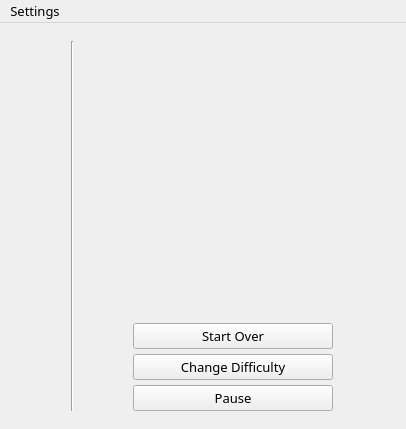
Above: mainwindow.ui from Mehran1383/Minesweeper before the change. Below: the same form after it.
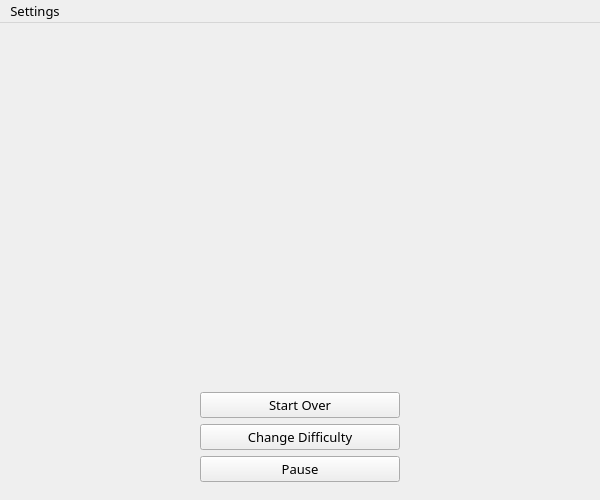
That is the form after the change.

Commit message: Add class squarebuttongrid

```diff
--- a/mainwindow.ui
+++ b/mainwindow.ui
@@ -6,14 +6,20 @@
    <rect>
     <x>0</x>
     <y>0</y>
-    <width>406</width>
-    <height>429</height>
+    <width>600</width>
+    <height>500</height>
    </rect>
   </property>
   <property name="minimumSize">
    <size>
-    <width>400</width>
-    <height>400</height>
+    <width>600</width>
+    <height>500</height>
+   </size>
+  </property>
+  <property name="maximumSize">
+   <size>
+    <width>600</width>
+    <height>500</height>
    </size>
   </property>
   <property name="baseSize">
@@ -193,30 +199,20 @@
       <widget class="QWidget" name="gamePage">
        <layout class="QVBoxLayout" name="verticalLayout_2">
         <item>
-         <layout class="QHBoxLayout" name="mainLayout">
-          <item>
-           <layout class="QGridLayout" name="buttonsLayout"/>
-          </item>
-          <item>
-           <widget class="Line" name="line">
-            <property name="orientation">
-             <enum>Qt::Vertical</enum>
+         <layout class="QGridLayout" name="buttonsLayout">
+          <item row="5" column="1">
+           <layout class="QVBoxLayout" name="verticalLayout_6">
+            <property name="sizeConstraint">
+             <enum>QLayout::SetMinimumSize</enum>
             </property>
-           </widget>
-          </item>
-          <item>
-           <layout class="QVBoxLayout" name="verticalLayout_5">
-            <property name="spacing">
-             <number>5</number>
+            <property name="leftMargin">
+             <number>0</number>
             </property>
             <item>
              <spacer name="verticalSpacer">
               <property name="orientation">
                <enum>Qt::Vertical</enum>
               </property>
-              <property name="sizeType">
-               <enum>QSizePolicy::MinimumExpanding</enum>
-              </property>
               <property name="sizeHint" stdset="0">
                <size>
                 <width>20</width>
@@ -324,7 +320,7 @@
     <rect>
      <x>0</x>
      <y>0</y>
-     <width>406</width>
+     <width>600</width>
      <height>23</height>
     </rect>
    </property>
```
Left out of the diff: 3 changed lines with no effect on the pictures. The commit also changes 6 other files.
